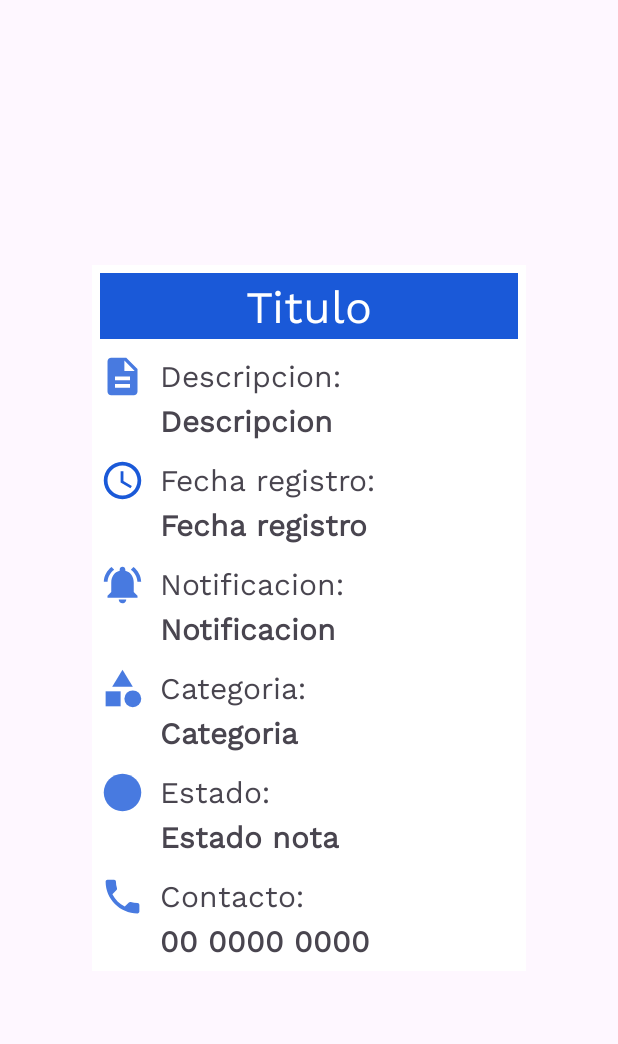
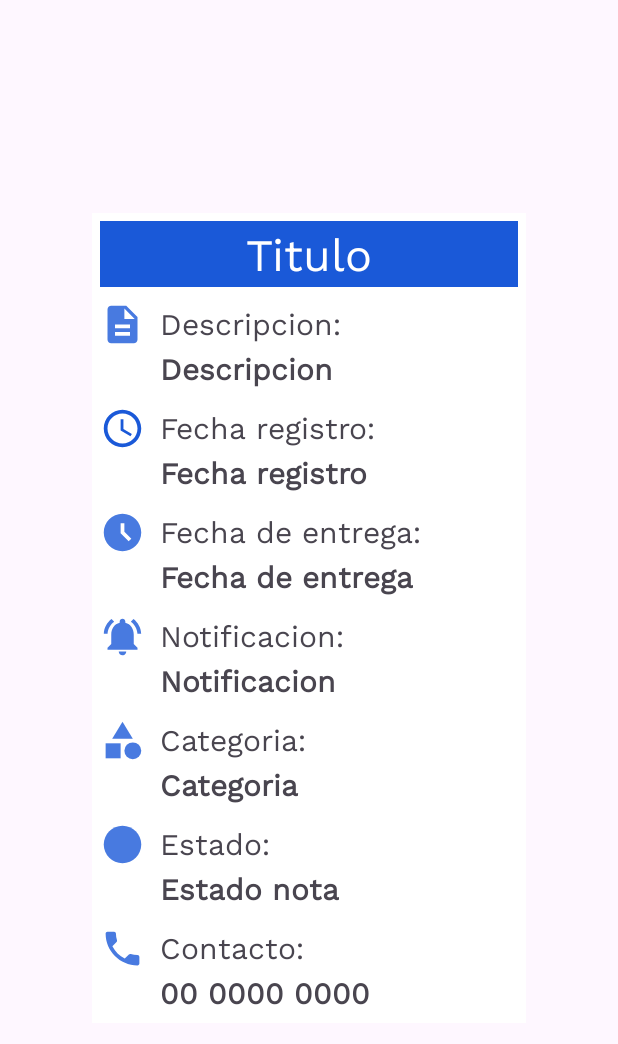
Before and after one commit to Brend-hs/Agenda, an Android app: the layout activity_detalle_nota.xml on its own in the app's theme, with its tools: preview values and no code run, on a phone screen of 412 x 824 dp. Shown: the top 1044 px of the screen. Run offline under Robolectric (Android 15) with nearby library versions, the phone set to English and light mode, and no system bars.

Commit message:
Arreglos en las vistas

```diff
--- a/app/src/main/java/com/example/agenda/MenuPrincipal.java
+++ b/app/src/main/java/com/example/agenda/MenuPrincipal.java
@@ -28,6 +28,8 @@ import com.google.firebase.database.DatabaseReference;
 import com.google.firebase.database.FirebaseDatabase;
 import com.google.firebase.database.ValueEventListener;
 
+import java.util.ArrayList;
+
 public class MenuPrincipal extends AppCompatActivity {
     Button AgregarNotas, ListarNotas, Archivados, Perfil, AcercaDe, CerrarSesion;
     FirebaseAuth firebaseAuth;
@@ -40,6 +42,8 @@ public class MenuPrincipal extends AppCompatActivity {
     LinearLayoutCompat Linear_Nombres, Linear_Correo;
 
     DatabaseReference Usuarios;
+
+    ArrayList<String> categorias;
     @Override
     protected void onCreate(Bundle savedInstanceState) {
         super.onCreate(savedInstanceState);
@@ -85,6 +89,7 @@ public class MenuPrincipal extends AppCompatActivity {
                 Intent intent = new Intent(MenuPrincipal.this, Agregar_Nota.class);
                 intent.putExtra("Uid",uid_usuario);
                 intent.putExtra("Correo",correo_usuario);
+                intent.putExtra("Categorias",categorias);
 
                 startActivity(intent);
             }
@@ -165,6 +170,7 @@ public class MenuPrincipal extends AppCompatActivity {
                     String uid= ""+snapshot.child("uid").getValue();
                     String nombres= ""+snapshot.child("nombre").getValue();
                     String correo=""+snapshot.child("correo").getValue();
+                    categorias = (ArrayList<String>) snapshot.child("categorias").getValue();
 
                     //Setear los datos en los respectivos texview
                     UidPrincipal.setText(uid);
--- a/app/src/main/java/com/example/agenda/ViewHolder/ViewHolder_Nota.java
+++ b/app/src/main/java/com/example/agenda/ViewHolder/ViewHolder_Nota.java
@@ -50,7 +50,7 @@ public class ViewHolder_Nota extends RecyclerView.ViewHolder {
                             String hora_nota, String notificacion, String categoria, String contacto, String estado){
         //Declarar vistas
         TextView Id_nota_Item, Uid_Usuario_Item, Correo_Usuario_Item, Fecha_hora_registro_Item, Titulo_Item,
-                Descripcion_Item, Notificacion_Item, Fecha_Item, Hora_Item, Categoria_Item, Estado_Item;
+                Descripcion_Item, Entrega_Item, Notificacion_Item, Fecha_Item, Hora_Item, Categoria_Item, Estado_Item;
 
         LinearLayoutCompat LinearLayout_Item;
 
@@ -61,6 +61,7 @@ public class ViewHolder_Nota extends RecyclerView.ViewHolder {
         Fecha_hora_registro_Item = mView.findViewById(R.id.Fecha_hora_registro_Item);
         Titulo_Item = mView.findViewById(R.id.Titulo_Item);
         Descripcion_Item = mView.findViewById(R.id.Descripcion_Item);
+        Entrega_Item = mView.findViewById(R.id.Entrega_Item);
         Notificacion_Item = mView.findViewById(R.id.Notificacion_Item);
         Fecha_Item = mView.findViewById(R.id.Fecha_Item);
         Hora_Item = mView.findViewById(R.id.Hora_Item);
@@ -75,6 +76,7 @@ public class ViewHolder_Nota extends RecyclerView.ViewHolder {
         Fecha_hora_registro_Item.setText(fecha_hora_registro);
         Titulo_Item.setText(titulo);
         Descripcion_Item.setText(descripcion);
+        Entrega_Item.setText(fecha_nota+" "+hora_nota);
         Notificacion_Item.setText(notificacion);
         Fecha_Item.setText(fecha_nota);
         Hora_Item.setText(hora_nota);
--- /dev/null
+++ b/app/src/main/res/drawable-anydpi/entrega_detalle.xml
@@ -0,0 +1,11 @@
+<vector xmlns:android="http://schemas.android.com/apk/res/android"
+    android:width="24dp"
+    android:height="24dp"
+    android:viewportWidth="24"
+    android:viewportHeight="24"
+    android:tint="#1A59D8"
+    android:alpha="0.8">
+  <path
+      android:fillColor="@android:color/white"
+      android:pathData="M11.99,2C6.47,2 2,6.48 2,12s4.47,10 9.99,10C17.52,22 22,17.52 22,12S17.52,2 11.99,2zM15.29,16.71L11,12.41V7h2v4.59l3.71,3.71L15.29,16.71z"/>
+</vector>
--- a/app/src/main/res/layout/activity_detalle_nota.xml
+++ b/app/src/main/res/layout/activity_detalle_nota.xml
@@ -1,8 +1,6 @@
 <?xml version="1.0" encoding="utf-8"?>
 <androidx.appcompat.widget.LinearLayoutCompat
     xmlns:android="http://schemas.android.com/apk/res/android"
-    xmlns:tools="http://schemas.android.com/tools"
-    xmlns:app="http://schemas.android.com/apk/res-auto"
     android:id="@+id/main"
     android:layout_width="300dp"
     android:layout_height="wrap_content"
@@ -97,6 +95,43 @@
     <TextView
         android:id="@+id/Fecha_Registro_Detalle"
         android:text="@string/Fecha_Registro_Detalle"
+        android:fontFamily="@font/worksans"
+        android:textSize="20sp"
+        android:textStyle="bold"
+        android:layout_width="wrap_content"
+        android:layout_height="wrap_content"
+        android:layout_marginStart="40dp"/>
+
+    <!--FECHA DE ENTREGA ICONO-TXT-->
+    <androidx.appcompat.widget.LinearLayoutCompat
+        android:layout_width="match_parent"
+        android:layout_height="wrap_content"
+        android:orientation="horizontal"
+        android:layout_marginTop="10dp">
+
+      <!--ICONO-->
+      <androidx.appcompat.widget.AppCompatImageView
+          android:layout_width="30dp"
+          android:layout_height="30dp"
+          android:layout_gravity="center"
+          android:src="@drawable/entrega_detalle"/>
+
+      <!--TEXTO-->
+      <TextView
+          android:text="@string/Fecha_Realizacion_Detalle_TXT"
+          android:textSize="20sp"
+          android:fontFamily="@font/worksans"
+          android:layout_width="wrap_content"
+          android:layout_height="wrap_content"
+          android:layout_gravity="center"
+          android:layout_marginStart="10dp"/>
+
+    </androidx.appcompat.widget.LinearLayoutCompat>
+
+    <!--DATO-->
+    <TextView
+        android:id="@+id/Fecha_Realizacion_Detalle"
+        android:text="@string/Fecha_Realizacion_Detalle"
         android:fontFamily="@font/worksans"
         android:textSize="20sp"
         android:textStyle="bold"
--- a/app/src/main/res/values/strings.xml
+++ b/app/src/main/res/values/strings.xml
@@ -28,7 +28,7 @@
     <string name="CorreoPrincipal"> -- </string>
 
     <string name="AgregarNotas">Agregar</string>
-    <string name="ListarNotas">Mis Notas</string>
+    <string name="ListarNotas">Mis Tareas</string>
     <string name="Archivados">Archivados</string>
     <string name="Perfil">Perfil</string>
     <string name="AcercaDe">Acerca De</string>
@@ -41,6 +41,7 @@
     <string name="Fecha_hora_actual">Fecha y hora actual</string>
     <string name="Titulo">Título</string>
     <string name="Descripcion">Descripcion</string>
+    <string name="Fecha_de_entrega">Fecha de entrega:</string>
     <string name="Btn_Calendario">Calendario</string>
     <string name="Fecha">00/00/0000</string>
     <string name="Btn_Hora">Hora</string>
@@ -53,7 +54,6 @@
     <string-array name="Opciones_Notificacion">
         <item>10 minutos antes</item>
         <item>1 día antes</item>
-        <item>Personalizado</item>
         <item>Sin recordatorio</item>
     </string-array>
 
@@ -127,6 +127,8 @@
     <string name="Notificacion_Detalle">Notificacion</string>
     <string name="Fecha_Registro_Detalle_TXT">Fecha registro: </string>
     <string name="Fecha_Registro_Detalle">Fecha registro</string>
+    <string name="Fecha_Realizacion_Detalle_TXT">Fecha de entrega: </string>
+    <string name="Fecha_Realizacion_Detalle">Fecha de entrega</string>
     <string name="Fecha_Nota_Detalle">Fecha nota</string>
     <string name="Hora_Nota_Detalle">Hora nota</string>
     <string name="Categoria_Detalle_TXT">Categoria: </string>
```
Also changed, not shown: app/src/main/java/com/example/agenda/AgregarNota/Agregar_Nota.java (+16 -26 lines), app/src/main/java/com/example/agenda/ListarNotas/Listar_Notas.java (+4 -6 lines), app/src/main/java/com/example/agenda/Registro.java (+9 -1 lines), app/src/main/res/drawable-anydpi/fecha_registro_detalle.xml (added, +14 -0 lines), app/src/main/res/layout/activity_agregar_nota.xml (+26 -21 lines), app/src/main/res/layout/item_nota.xml (+23 -0 lines), app/src/main/res/drawable-hdpi/entrega_detalle.png (added), app/src/main/res/drawable-hdpi/fecha_registro_detalle.png (added), app/src/main/res/drawable-mdpi/entrega_detalle.png (added), app/src/main/res/drawable-mdpi/fecha_registro_detalle.png (added), app/src/main/res/drawable-xhdpi/entrega_detalle.png (added), app/src/main/res/drawable-xhdpi/fecha_registro_detalle.png (added), app/src/main/res/drawable-xxhdpi/entrega_detalle.png (added), app/src/main/res/drawable-xxhdpi/fecha_registro_detalle.png (added).
